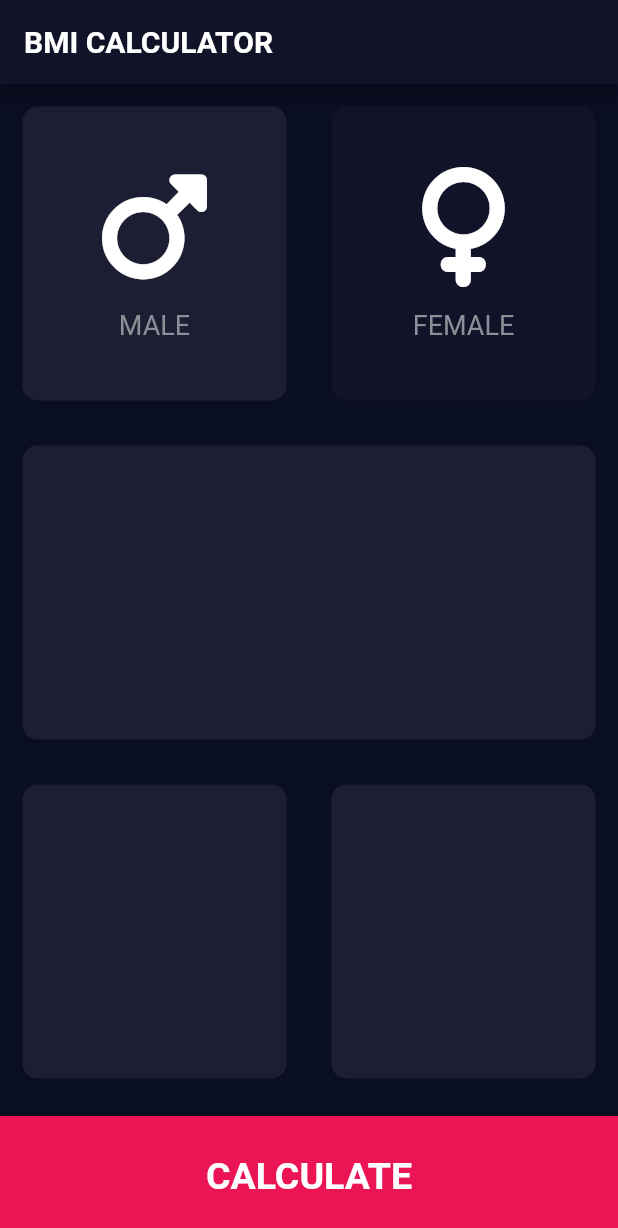
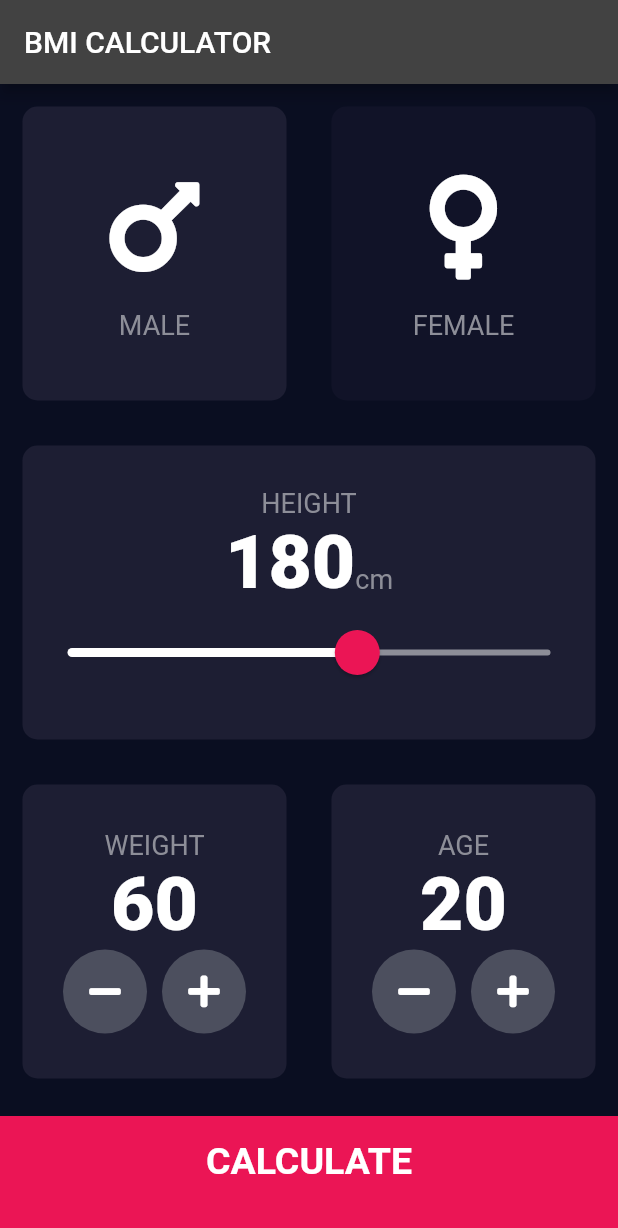
Before and after one commit to iamdikenshah/bmi-calculator-flutter-master, a Flutter app: the screen it shows after launch, after a tap on "MALE", on a phone screen of 412 x 824 dp. Shown: the top 1228 px of the screen. Run offline on Flutter 3.47's test engine with Material 2 defaults, Android fonts, the phone set to English and light mode, and no system bars; our stand-ins replace font_awesome_flutter.

Commit message:
Upload new changes in bmi calculator

```diff
--- a/lib/IconContent.dart
+++ /dev/null
@@ -1,37 +0,0 @@
-import 'package:flutter/material.dart';
-
-const labelTextStyle = TextStyle(
-  fontSize: 18.0,
-  color: Color(0xFF8D8E98),
-);
-
-class IconContent extends StatelessWidget {
-  String label;
-  IconData icondata;
-
-  IconContent({String label, IconData icondata}) {
-    this.label = label;
-    this.icondata = icondata;
-  }
-
-  @override
-  Widget build(BuildContext context) {
-    return Column(
-      mainAxisAlignment: MainAxisAlignment.center,
-      children: [
-        Icon(
-          icondata,
-          size: 80,
-          color: Colors.white,
-        ),
-        SizedBox(
-          height: 15.0,
-        ),
-        Text(
-          label,
-          style: labelTextStyle,
-        ),
-      ],
-    );
-  }
-}
--- a/lib/ReusableCard.dart
+++ /dev/null
@@ -1,22 +0,0 @@
-import 'package:flutter/material.dart';
-
-class ReusableCard extends StatelessWidget {
-  Color color;
-  final Widget cardChild;
-
-  ReusableCard({@required Color color, this.cardChild}) {
-    this.color = color;
-  }
-
-  @override
-  Widget build(BuildContext context) {
-    return Container(
-      child: cardChild,
-      margin: EdgeInsets.all(15.0),
-      decoration: BoxDecoration(
-        borderRadius: BorderRadius.circular(10.0),
-        color: color,
-      ),
-    );
-  }
-}
--- /dev/null
+++ b/lib/calculator_brain.dart
@@ -0,0 +1,35 @@
+import 'dart:math';
+
+class CalculatorBrain {
+  CalculatorBrain({this.height, this.weight});
+
+  final int height;
+  final int weight;
+
+  double _bmi;
+
+  String calculateBMI() {
+    _bmi = weight / pow(height / 100, 2);
+    return _bmi.toStringAsFixed(1);
+  }
+
+  String getResult() {
+    if (_bmi >= 25) {
+      return 'Overweight';
+    } else if (_bmi > 18.5) {
+      return 'Normal';
+    } else {
+      return 'Underweight';
+    }
+  }
+
+  String getInterpretation() {
+    if (_bmi >= 25) {
+      return 'You have a higher than normal body weight. Try to exercise more.';
+    } else if (_bmi >= 18.5) {
+      return 'You have a normal body weight. Good job!';
+    } else {
+      return 'You have a lower than normal body weight. You can eat a bit more.';
+    }
+  }
+}
--- /dev/null
+++ b/lib/components/bottom_button.dart
@@ -0,0 +1,29 @@
+import 'package:flutter/material.dart';
+import 'package:bmi_calculator/constants.dart';
+
+class BottomButton extends StatelessWidget {
+  BottomButton({@required this.onTap, @required this.buttonTitle});
+
+  final Function onTap;
+  final String buttonTitle;
+
+  @override
+  Widget build(BuildContext context) {
+    return GestureDetector(
+      onTap: onTap,
+      child: Container(
+        child: Center(
+          child: Text(
+            buttonTitle,
+            style: kLargeButtonTextStyle,
+          ),
+        ),
+        color: kBottomContainerColour,
+        margin: EdgeInsets.only(top: 10.0),
+        padding: EdgeInsets.only(bottom: 20.0),
+        width: double.infinity,
+        height: kBottomContainerHeight,
+      ),
+    );
+  }
+}
--- /dev/null
+++ b/lib/components/icon_content.dart
@@ -0,0 +1,29 @@
+import 'package:flutter/material.dart';
+import 'package:bmi_calculator/constants.dart';
+
+class IconContent extends StatelessWidget {
+  IconContent({this.icon, this.label});
+
+  final IconData icon;
+  final String label;
+
+  @override
+  Widget build(BuildContext context) {
+    return Column(
+      mainAxisAlignment: MainAxisAlignment.center,
+      children: <Widget>[
+        Icon(
+          icon,
+          size: 80.0,
+        ),
+        SizedBox(
+          height: 15.0,
+        ),
+        Text(
+          label,
+          style: kLabelTextStyle,
+        )
+      ],
+    );
+  }
+}
--- /dev/null
+++ b/lib/components/reusable_card.dart
@@ -0,0 +1,24 @@
+import 'package:flutter/material.dart';
+
+class ReusableCard extends StatelessWidget {
+  ReusableCard({@required this.colour, this.cardChild, this.onPress});
+
+  final Color colour;
+  final Widget cardChild;
+  final Function onPress;
+
+  @override
+  Widget build(BuildContext context) {
+    return GestureDetector(
+      onTap: onPress,
+      child: Container(
+        child: cardChild,
+        margin: EdgeInsets.all(15.0),
+        decoration: BoxDecoration(
+          color: colour,
+          borderRadius: BorderRadius.circular(10.0),
+        ),
+      ),
+    );
+  }
+}
--- /dev/null
+++ b/lib/components/round_icon_button.dart
@@ -0,0 +1,23 @@
+import 'package:flutter/material.dart';
+
+class RoundIconButton extends StatelessWidget {
+  RoundIconButton({@required this.icon, @required this.onPressed});
+
+  final IconData icon;
+  final Function onPressed;
+
+  @override
+  Widget build(BuildContext context) {
+    return RawMaterialButton(
+      elevation: 0.0,
+      child: Icon(icon),
+      onPressed: onPressed,
+      constraints: BoxConstraints.tightFor(
+        width: 56.0,
+        height: 56.0,
+      ),
+      shape: CircleBorder(),
+      fillColor: Color(0xFF4C4F5E),
+    );
+  }
+}
--- /dev/null
+++ b/lib/constants.dart
@@ -0,0 +1,41 @@
+import 'package:flutter/material.dart';
+
+const kBottomContainerHeight = 80.0;
+const kActiveCardColour = Color(0xFF1D1E33);
+const kInactiveCardColour = Color(0xFF111328);
+const kBottomContainerColour = Color(0xFFEB1555);
+
+const kLabelTextStyle = TextStyle(
+  fontSize: 18.0,
+  color: Color(0xFF8D8E98),
+);
+
+const kNumberTextStyle = TextStyle(
+  fontSize: 50.0,
+  fontWeight: FontWeight.w900,
+);
+
+const kLargeButtonTextStyle = TextStyle(
+  fontSize: 25.0,
+  fontWeight: FontWeight.bold,
+);
+
+const kTitleTextStyle = TextStyle(
+  fontSize: 50.0,
+  fontWeight: FontWeight.bold,
+);
+
+const kResultTextStyle = TextStyle(
+  color: Color(0xFF24D876),
+  fontSize: 22.0,
+  fontWeight: FontWeight.bold,
+);
+
+const kBMITextStyle = TextStyle(
+  fontSize: 100.0,
+  fontWeight: FontWeight.bold,
+);
+
+const kBodyTextStyle = TextStyle(
+  fontSize: 22.0,
+);
--- a/lib/input_page.dart
+++ /dev/null
@@ -1,126 +0,0 @@
-import 'package:flutter/material.dart';
-import 'package:font_awesome_flutter/font_awesome_flutter.dart';
-import 'ReusableCard.dart';
-import 'IconContent.dart';
-
-const bottomContainerHeight = 80.0;
-
-const activeCardColor = Color(0xFF1D1E33);
-const inactiveCardColor = Color(0xFF111328);
-
-class InputPage extends StatefulWidget {
-  @override
-  _InputPageState createState() => _InputPageState();
-}
-
-class _InputPageState extends State<InputPage> {
-  Color maleCardColor = inactiveCardColor;
-  Color femaleCardColor = inactiveCardColor;
-
-//1 = Male, 2 = Female
-  void updateCardColor(int gender) {
-    if (gender == 1 && maleCardColor == inactiveCardColor) {
-      maleCardColor = activeCardColor;
-      femaleCardColor = inactiveCardColor;
-    } else {
-      maleCardColor = inactiveCardColor;
-    }
-
-    if (gender == 2 && femaleCardColor == inactiveCardColor) {
-      femaleCardColor = activeCardColor;
-      maleCardColor = inactiveCardColor;
-    } else {
-      femaleCardColor = inactiveCardColor;
-    }
-  }
-
-  @override
-  Widget build(BuildContext context) {
-    return Scaffold(
-      appBar: AppBar(
-        title: Text('BMI CALCULATOR'),
-      ),
-      body: SafeArea(
-        child: Column(
-          children: [
-            Expanded(
-              child: Row(
-                children: [
-                  Expanded(
-                    child: GestureDetector(
-                      onTap: () {
-                        setState(() {
-                          updateCardColor(1);
-                        });
-                      },
-                      child: ReusableCard(
-                        color: maleCardColor,
-                        cardChild: IconContent(
-                          label: 'MALE',
-                          icondata: FontAwesomeIcons.mars,
-                        ),
-                      ),
-                    ),
-                  ),
-                  Expanded(
-                    child: GestureDetector(
-                      onTap: () {
-                        setState(() {
-                          updateCardColor(2);
-                        });
-                      },
-                      child: ReusableCard(
-                        color: femaleCardColor,
-                        cardChild: IconContent(
-                          label: 'FEMALE',
-                          icondata: FontAwesomeIcons.venus,
-                        ),
-                      ),
-                    ),
-                  ),
-                ],
-              ),
-            ),
-            Expanded(
-              child: ReusableCard(
-                color: Color(0xFF1D1E33),
-              ),
-            ),
-            Expanded(
-              child: Row(
-                children: [
-                  Expanded(
-                    child: ReusableCard(
-                      color: Color(0xFF1D1E33),
-                    ),
-                  ),
-                  Expanded(
-                    child: ReusableCard(
-                      color: Color(0xFF1D1E33),
-                    ),
-                  ),
-                ],
-              ),
-            ),
-            Container(
-              color: Color(0xFFEB1555),
-              height: bottomContainerHeight,
-              margin: EdgeInsets.only(top: 10),
-              child: Center(
-                child: Text(
-                  'CALCULATE',
-                  style: TextStyle(
-                    fontWeight: FontWeight.bold,
-                    fontSize: 25.0,
-                    color: Colors.white,
-                  ),
-                ),
-              ),
-              width: double.infinity,
-            ),
-          ],
-        ),
-      ),
-    );
-  }
-}
--- a/lib/main.dart
+++ b/lib/main.dart
@@ -1,5 +1,5 @@
 import 'package:flutter/material.dart';
-import 'input_page.dart';
+import 'package:bmi_calculator/screens/input_page.dart';
 
 void main() => runApp(BMICalculator());
 
@@ -7,19 +7,9 @@ class BMICalculator extends StatelessWidget {
   @override
   Widget build(BuildContext context) {
     return MaterialApp(
-      theme: ThemeData(
+      theme: ThemeData.dark().copyWith(
+        primaryColor: Color(0xFF0A0E21),
         scaffoldBackgroundColor: Color(0xFF0A0E21),
-        appBarTheme: AppBarTheme(
-          color: Color(0xFF111428),
-          titleTextStyle: TextStyle(
-            color: Colors.white,
-            fontSize: 20.0,
-            fontWeight: FontWeight.bold,
-          ),
-        ),
-        textTheme: TextTheme(
-          bodyLarge: TextStyle(color: Colors.white),
-        ),
       ),
       home: InputPage(),
     );
--- /dev/null
+++ b/lib/screens/input_page.dart
@@ -0,0 +1,236 @@
+import 'package:flutter/material.dart';
+import 'package:font_awesome_flutter/font_awesome_flutter.dart';
+import 'package:bmi_calculator/components/icon_content.dart';
+import 'package:bmi_calculator/components/reusable_card.dart';
+import 'package:bmi_calculator/constants.dart';
+import 'package:bmi_calculator/screens/results_page.dart';
+import 'package:bmi_calculator/components/bottom_button.dart';
+import 'package:bmi_calculator/components/round_icon_button.dart';
+import 'package:bmi_calculator/calculator_brain.dart';
+
+enum Gender {
+  male,
+  female,
+}
+
+class InputPage extends StatefulWidget {
+  @override
+  _InputPageState createState() => _InputPageState();
+}
+
+class _InputPageState extends State<InputPage> {
+  Gender selectedGender;
+  int height = 180;
+  int weight = 60;
+  int age = 20;
+
+  @override
+  Widget build(BuildContext context) {
+    return Scaffold(
+      appBar: AppBar(
+        title: Text('BMI CALCULATOR'),
+      ),
+      body: Column(
+        crossAxisAlignment: CrossAxisAlignment.stretch,
+        children: <Widget>[
+          Expanded(
+              child: Row(
+            children: <Widget>[
+              Expanded(
+                child: ReusableCard(
+                  onPress: () {
+                    setState(() {
+                      selectedGender = Gender.male;
+                    });
+                  },
+                  colour: selectedGender == Gender.male
+                      ? kActiveCardColour
+                      : kInactiveCardColour,
+                  cardChild: IconContent(
+                    icon: FontAwesomeIcons.mars,
+                    label: 'MALE',
+                  ),
+                ),
+              ),
+              Expanded(
+                child: ReusableCard(
+                  onPress: () {
+                    setState(() {
+                      selectedGender = Gender.female;
+                    });
+                  },
+                  colour: selectedGender == Gender.female
+                      ? kActiveCardColour
+                      : kInactiveCardColour,
+                  cardChild: IconContent(
+                    icon: FontAwesomeIcons.venus,
+                    label: 'FEMALE',
+                  ),
+                ),
+              ),
+            ],
+          )),
+          Expanded(
+            child: ReusableCard(
+              colour: kActiveCardColour,
+              cardChild: Column(
+                mainAxisAlignment: MainAxisAlignment.center,
+                children: <Widget>[
+                  Text(
+                    'HEIGHT',
+                    style: kLabelTextStyle,
+                  ),
+                  Row(
+                    mainAxisAlignment: MainAxisAlignment.center,
+                    crossAxisAlignment: CrossAxisAlignment.baseline,
+                    textBaseline: TextBaseline.alphabetic,
+                    children: <Widget>[
+                      Text(
+                        height.toString(),
+                        style: kNumberTextStyle,
+                      ),
+                      Text(
+                        'cm',
+                        style: kLabelTextStyle,
+                      )
+                    ],
+                  ),
+                  SliderTheme(
+                    data: SliderTheme.of(context).copyWith(
+                      inactiveTrackColor: Color(0xFF8D8E98),
+                      activeTrackColor: Colors.white,
+                      thumbColor: Color(0xFFEB1555),
+                      overlayColor: Color(0x29EB1555),
+                      thumbShape:
+                          RoundSliderThumbShape(enabledThumbRadius: 15.0),
+                      overlayShape:
+                          RoundSliderOverlayShape(overlayRadius: 30.0),
+                    ),
+                    child: Slider(
+                      value: height.toDouble(),
+                      min: 120.0,
+                      max: 220.0,
+                      onChanged: (double newValue) {
+                        setState(() {
+                          height = newValue.round();
+                        });
+                      },
+                    ),
+                  ),
+                ],
+              ),
+            ),
+          ),
+          Expanded(
+            child: Row(
+              children: <Widget>[
+                Expanded(
+                  child: ReusableCard(
+                    colour: kActiveCardColour,
+                    cardChild: Column(
+                      mainAxisAlignment: MainAxisAlignment.center,
+                      children: <Widget>[
+                        Text(
+                          'WEIGHT',
+                          style: kLabelTextStyle,
+                        ),
+                        Text(
+                          weight.toString(),
+                          style: kNumberTextStyle,
+                        ),
+                        Row(
+                          mainAxisAlignment: MainAxisAlignment.center,
+                          children: <Widget>[
+                            RoundIconButton(
+                                icon: FontAwesomeIcons.minus,
+                                onPressed: () {
+                                  setState(() {
+                                    weight--;
+                                  });
+                                }),
+                            SizedBox(
+                              width: 10.0,
+                            ),
+                            RoundIconButton(
+                              icon: FontAwesomeIcons.plus,
+                              onPressed: () {
+                                setState(() {
+                                  weight++;
+                                });
+                              },
+                            ),
+                          ],
+                        ),
+                      ],
+                    ),
+                  ),
+                ),
+                Expanded(
+                  child: ReusableCard(
+                    colour: kActiveCardColour,
+                    cardChild: Column(
+                      mainAxisAlignment: MainAxisAlignment.center,
+                      children: <Widget>[
+                        Text(
+                          'AGE',
+                          style: kLabelTextStyle,
+                        ),
+                        Text(
+                          age.toString(),
+                          style: kNumberTextStyle,
+                        ),
+                        Row(
+                          mainAxisAlignment: MainAxisAlignment.center,
+                          children: <Widget>[
+                            RoundIconButton(
+                              icon: FontAwesomeIcons.minus,
+                              onPressed: () {
+                                setState(
+                                  () {
+                                    age--;
+                                  },
+                                );
+                              },
+                            ),
+                            SizedBox(
+                              width: 10.0,
+                            ),
+                            RoundIconButton(
+                                icon: FontAwesomeIcons.plus,
+                                onPressed: () {
+                                  setState(() {
+                                    age++;
+                                  });
+                                })
+                          ],
+                        )
+                      ],
+                    ),
+                  ),
+                ),
+              ],
+            ),
+          ),
+          BottomButton(
+            buttonTitle: 'CALCULATE',
+            onTap: () {
+              CalculatorBrain calc =
+                  CalculatorBrain(height: height, weight: weight);
+
+              Navigator.push(
+                context,
+                MaterialPageRoute(
+                  builder: (context) => ResultsPage(
+                        bmiResult: calc.calculateBMI(),
+                        resultText: calc.getResult(),
+                        interpretation: calc.getInterpretation(),
+                      ),
+                ),
+              );
+            },
+          ),
+        ],
+      ),
+    );
+  }
+}
--- /dev/null
+++ b/lib/screens/results_page.dart
@@ -0,0 +1,71 @@
+import 'package:flutter/material.dart';
+import 'package:bmi_calculator/constants.dart';
+import 'package:bmi_calculator/components/reusable_card.dart';
+import 'package:bmi_calculator/components/bottom_button.dart';
+
+class ResultsPage extends StatelessWidget {
+  ResultsPage(
+      {@required this.interpretation,
+      @required this.bmiResult,
+      @required this.resultText});
+
+  final String bmiResult;
+  final String resultText;
+  final String interpretation;
+
+  @override
+  Widget build(BuildContext context) {
+    return Scaffold(
+      appBar: AppBar(
+        title: Text('BMI CALCULATOR'),
+      ),
+      body: Column(
+        mainAxisAlignment: MainAxisAlignment.spaceEvenly,
+        crossAxisAlignment: CrossAxisAlignment.stretch,
+        children: <Widget>[
+          Expanded(
+            child: Container(
+              padding: EdgeInsets.all(15.0),
+              alignment: Alignment.bottomLeft,
+              child: Text(
+                'Your Result',
+                style: kTitleTextStyle,
+              ),
+            ),
+          ),
+          Expanded(
+            flex: 5,
+            child: ReusableCard(
+              colour: kActiveCardColour,
+              cardChild: Column(
+                mainAxisAlignment: MainAxisAlignment.spaceEvenly,
+                crossAxisAlignment: CrossAxisAlignment.center,
+                children: <Widget>[
+                  Text(
+                    resultText.toUpperCase(),
+                    style: kResultTextStyle,
+                  ),
+                  Text(
+                    bmiResult,
+                    style: kBMITextStyle,
+                  ),
+                  Text(
+                    interpretation,
+                    textAlign: TextAlign.center,
+                    style: kBodyTextStyle,
+                  ),
+                ],
+              ),
+            ),
+          ),
+          BottomButton(
+            buttonTitle: 'RE-CALCULATE',
+            onTap: () {
+              Navigator.pop(context);
+            },
+          )
+        ],
+      ),
+    );
+  }
+}
--- a/pubspec.yaml
+++ b/pubspec.yaml
@@ -11,7 +11,7 @@ dependencies:
     sdk: flutter
 
   cupertino_icons: ^0.1.2
-  font_awesome_flutter: ^10.3.0
+  font_awesome_flutter: ^8.4.0
 
 dev_dependencies:
   flutter_test:
```
Also changed, not shown: 8 other files.
